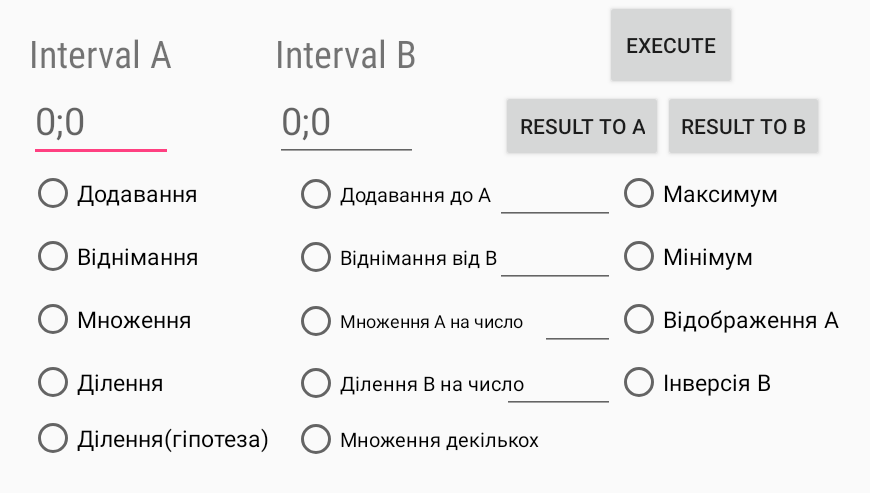
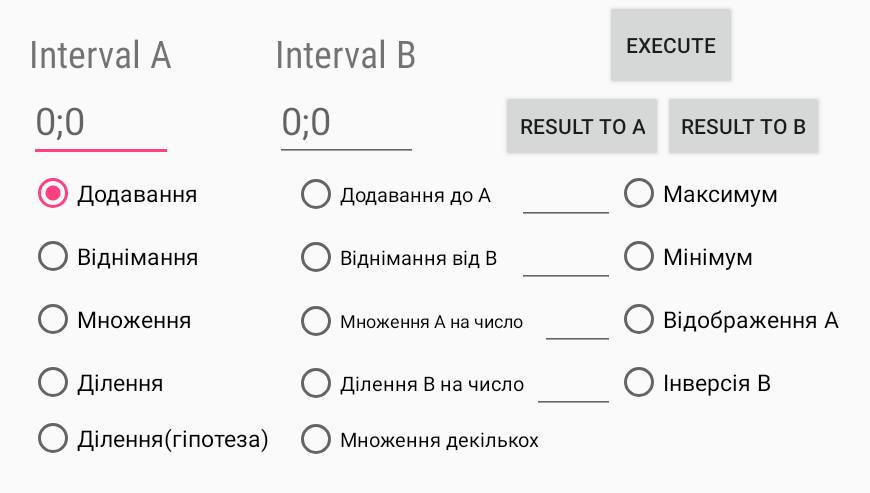
Before and after one commit to sanstorik/confidence_interval_operations, an Android app: the screen it shows after launch (MainActivity), on a phone screen of 824 x 412 dp (held sideways). Shown: the top 493 px of the screen, without its empty margins (45-915 px from the left). Run offline under Robolectric (Android 15) with nearby library versions, the phone set to English and light mode, and no system bars.

Commit message:
minor xml fixes

```diff
--- a/app/build.gradle
+++ b/app/build.gradle
@@ -6,7 +6,7 @@ android {
     buildToolsVersion "26.0.1"
     defaultConfig {
         applicationId "com.example.chloe.confidence_interval_operations"
-        minSdkVersion 15
+        minSdkVersion 16
         targetSdkVersion 26
         versionCode 1
         versionName "1.0"
--- a/app/src/main/res/layout/activity_main.xml
+++ b/app/src/main/res/layout/activity_main.xml
@@ -4,7 +4,6 @@
     xmlns:tools="http://schemas.android.com/tools"
     android:layout_width="match_parent"
     android:layout_height="match_parent"
-    android:elevation="9dp"
     tools:context="com.example.chloe.confidence_interval_operations.MainActivity">
 
     <TextView
@@ -45,6 +44,7 @@
         android:layout_alignStart="@+id/intervalB_tv"
         android:layout_below="@+id/intervalA_tv"
         android:layout_toLeftOf="@+id/intervalA_tv"
+        android:layout_toStartOf="@+id/intervalA_tv"
         android:ems="10"
         android:hint="0;0"
         android:inputType="text"
@@ -79,6 +79,7 @@
             <RadioButton
                 android:id="@+id/add_rb"
                 android:layout_height="wrap_content"
+                android:checked="true"
                 android:text="Додавання"
                 android:textSize="15sp" />
 
@@ -86,6 +87,7 @@
                 android:id="@+id/add_A_rb"
                 android:layout_height="wrap_content"
                 android:layout_marginLeft="15dp"
+                android:layout_marginStart="15dp"
                 android:text="Додавання до А"
                 android:textSize="13sp" />
 
@@ -93,10 +95,11 @@
                 android:id="@+id/addNumber_et"
                 android:layout_width="wrap_content"
                 android:layout_height="wrap_content"
-                android:layout_marginLeft="-30dp"
+                android:layout_marginStart="-15dp"
                 android:width="50dp"
                 android:ems="10"
                 android:inputType="number"
+                android:textAlignment="center"
                 android:textSize="15sp" />
 
             <RadioButton
@@ -121,6 +124,7 @@
                 android:id="@+id/substr_B_rb"
                 android:layout_height="wrap_content"
                 android:layout_marginLeft="15dp"
+                android:layout_marginStart="15dp"
                 android:text="Віднімання від B"
                 android:textSize="13sp" />
 
@@ -128,16 +132,17 @@
                 android:id="@+id/substractNumber_et"
                 android:layout_width="wrap_content"
                 android:layout_height="wrap_content"
-                android:layout_marginLeft="-30dp"
+                android:layout_marginStart="-15dp"
                 android:width="50dp"
                 android:ems="10"
                 android:inputType="number"
+                android:textAlignment="center"
                 android:textSize="15sp" />
 
             <RadioButton
                 android:id="@+id/min_rb"
                 android:layout_height="wrap_content"
-                android:layout_marginLeft="0dp"
+                android:layout_marginStart="0dp"
                 android:text="Мінімум"
                 android:textSize="15sp" />
 
@@ -157,6 +162,7 @@
                 android:id="@+id/mul_A_rb"
                 android:layout_height="wrap_content"
                 android:layout_marginLeft="15dp"
+                android:layout_marginStart="15dp"
                 android:text="Множення А на число"
                 android:textSize="12sp" />
 
@@ -164,10 +170,11 @@
                 android:id="@+id/multiplyNumber_et"
                 android:layout_width="wrap_content"
                 android:layout_height="wrap_content"
-                android:layout_marginLeft="0dp"
+                android:layout_marginStart="0dp"
                 android:width="50dp"
                 android:ems="10"
                 android:inputType="number"
+                android:textAlignment="center"
                 android:textSize="15sp" />
 
             <RadioButton
@@ -192,6 +199,7 @@
                 android:id="@+id/divide_B_rb"
                 android:layout_height="wrap_content"
                 android:layout_marginLeft="15dp"
+                android:layout_marginStart="15dp"
                 android:text="Ділення B на число"
                 android:textSize="13sp" />
 
@@ -199,16 +207,17 @@
                 android:id="@+id/divideNumber_et"
                 android:layout_width="wrap_content"
                 android:layout_height="wrap_content"
-                android:layout_marginLeft="-25dp"
+                android:layout_marginStart="-5dp"
                 android:width="50dp"
                 android:ems="10"
                 android:inputType="number"
+                android:textAlignment="center"
                 android:textSize="15sp" />
 
             <RadioButton
                 android:id="@+id/inverse_B_rb"
                 android:layout_height="wrap_content"
-                android:layout_marginLeft="0dp"
+                android:layout_marginStart="0dp"
                 android:text="Інверсія B"
                 android:textSize="15sp" />
 
@@ -226,6 +235,7 @@
                 android:id="@+id/mul_many_rb"
                 android:layout_height="wrap_content"
                 android:layout_marginLeft="15dp"
+                android:layout_marginStart="15dp"
                 android:text="Множення декількох"
                 android:textSize="13sp" />
 
```
